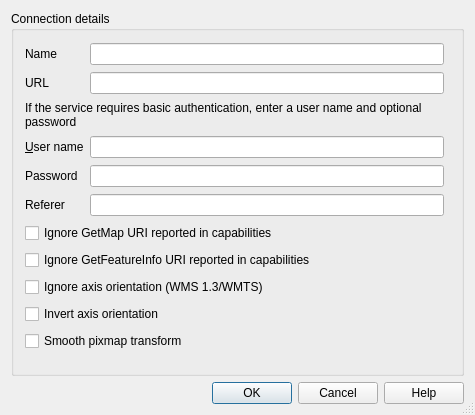
Before: the Qt Designer form src/ui/qgsnewhttpconnectionbase.ui in qgis/QGIS, drawn with Qt 5.
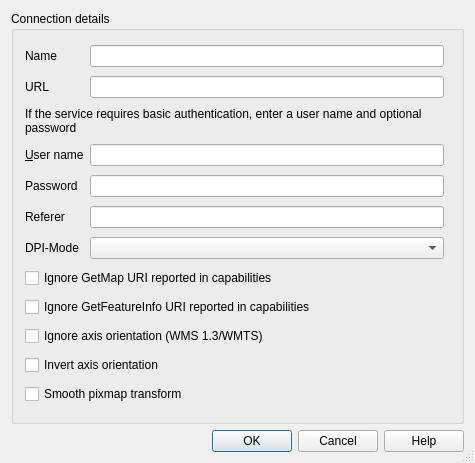
After: the same form once the commit is applied.

Commit message: [FEATURE] - make wms dpi mode configurable (fixes #8929) - enum for tile request attributes - allow setting of User-Agent (fixes #7361) - show error messages on WMS GetCapabilities

```diff
--- a/src/ui/qgsnewhttpconnectionbase.ui
+++ b/src/ui/qgsnewhttpconnectionbase.ui
@@ -7,7 +7,7 @@
     <x>0</x>
     <y>0</y>
     <width>475</width>
-    <height>415</height>
+    <height>463</height>
    </rect>
   </property>
   <property name="windowTitle">
@@ -33,6 +33,16 @@
       <string>Connection details</string>
      </property>
      <layout class="QGridLayout">
+      <item row="8" column="0">
+       <widget class="QLabel" name="lblDpiMode">
+        <property name="text">
+         <string>DPI-Mode</string>
+        </property>
+        <property name="buddy">
+         <cstring>cmbDpiMode</cstring>
+        </property>
+       </widget>
+      </item>
       <item row="1" column="0">
        <widget class="QLabel" name="TextLabel1">
         <property name="text">
@@ -134,35 +144,35 @@
         </property>
        </widget>
       </item>
-      <item row="9" column="0" colspan="2">
+      <item row="13" column="0" colspan="2">
        <widget class="QCheckBox" name="cbxIgnoreGetFeatureInfoURI">
         <property name="text">
          <string>Ignore GetFeatureInfo URI reported in capabilities</string>
         </property>
        </widget>
       </item>
-      <item row="8" column="0" colspan="2">
+      <item row="12" column="0" colspan="2">
        <widget class="QCheckBox" name="cbxIgnoreGetMapURI">
         <property name="text">
          <string>Ignore GetMap URI reported in capabilities</string>
         </property>
        </widget>
       </item>
-      <item row="10" column="0" colspan="2">
+      <item row="14" column="0" colspan="2">
        <widget class="QCheckBox" name="cbxIgnoreAxisOrientation">
         <property name="text">
          <string>Ignore axis orientation (WMS 1.3/WMTS)</string>
         </property>
        </widget>
       </item>
-      <item row="11" column="0" colspan="2">
+      <item row="15" column="0" colspan="2">
        <widget class="QCheckBox" name="cbxInvertAxisOrientation">
         <property name="text">
          <string>Invert axis orientation</string>
         </property>
        </widget>
       </item>
-      <item row="12" column="0" colspan="2">
+      <item row="16" column="0" colspan="2">
        <widget class="QCheckBox" name="cbxSmoothPixmapTransform">
         <property name="text">
          <string>Smooth pixmap transform</string>
@@ -179,6 +189,9 @@
         </property>
        </widget>
       </item>
+      <item row="8" column="1">
+       <widget class="QComboBox" name="cmbDpiMode"/>
+      </item>
      </layout>
     </widget>
    </item>
```
Left out of the diff: 11 changed lines with no effect on the pictures. The commit also changes 9 other files.
